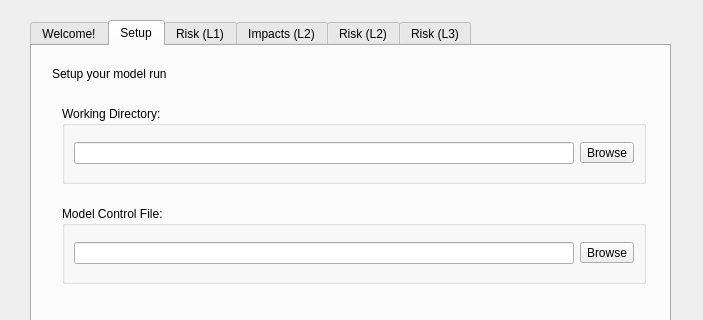
Before: the Qt Designer form canflood_inprep/ProjectModelling/ProjectModellingDialog_Base.ui in NRCan/CanFlood, drawn with Qt 5; both pictures show x 0 to 703 and y 0 to 320 of the 703 by 562 pixel window.
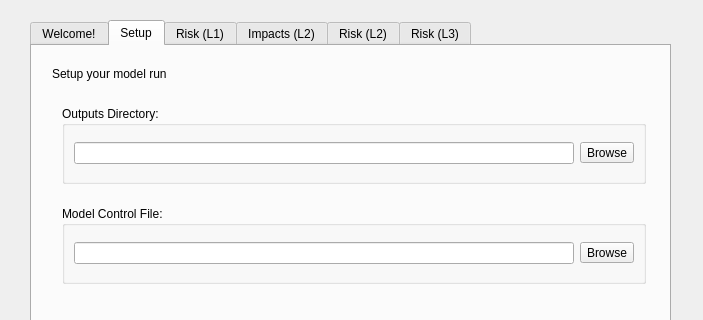
After: the same form once the commit is applied. The open tabs and pages were chosen to show the change.

```diff
--- a/canflood_inprep/ProjectModelling/ProjectModellingDialog_Base.ui
+++ b/canflood_inprep/ProjectModelling/ProjectModellingDialog_Base.ui
@@ -112,7 +112,7 @@
       </sizepolicy>
      </property>
      <property name="title">
-      <string>Working Directory:</string>
+      <string>Outputs Directory:</string>
      </property>
      <layout class="QVBoxLayout" name="_3">
       <item>
```
Left out of the diff: 2 changed lines with no effect on the pictures.
